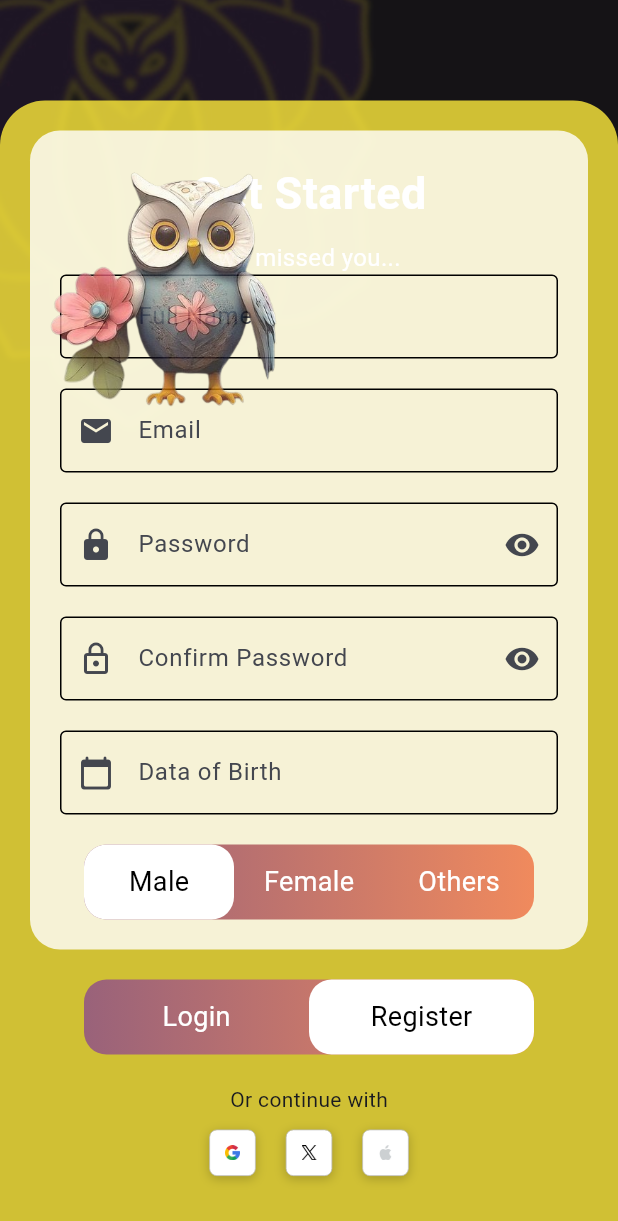
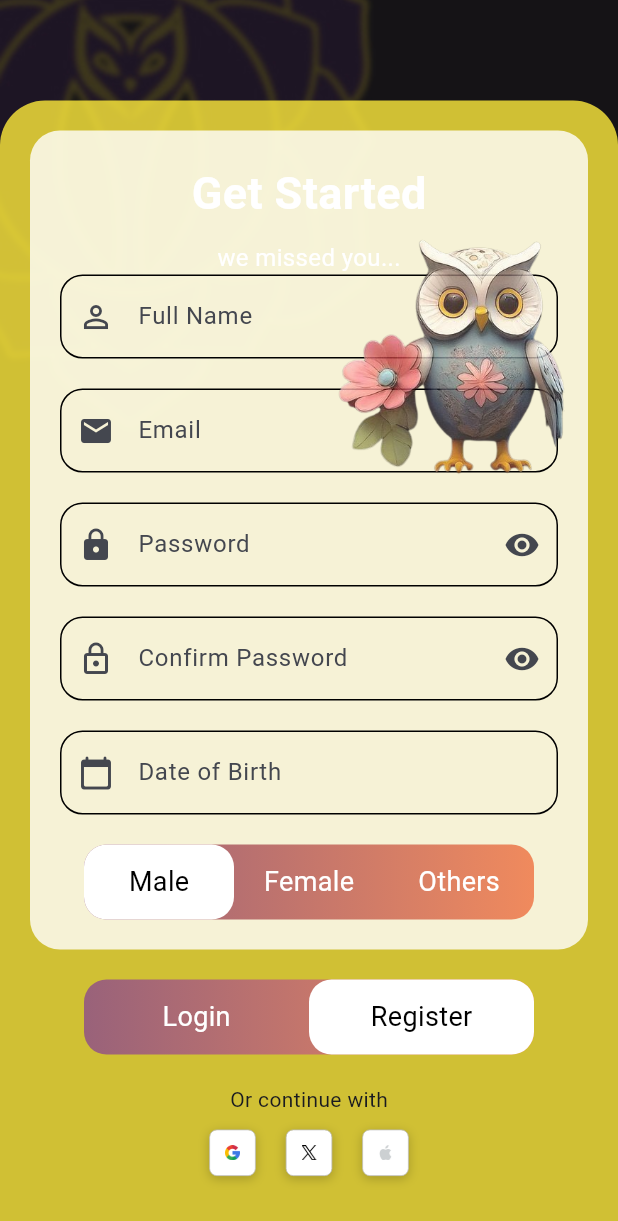
Before and after one commit to veerhegde/PsyGPT, a Flutter app: the AuthScreen screen opened by its route, after a tap on "Register", on a phone screen of 412 x 824 dp. Shown: the top 1221 px of the screen. Run offline on Flutter 3.47's test engine with Material 3 defaults, Android fonts, the phone set to English and light mode, and no system bars; our stand-ins replace flutter_secure_storage, flutter_svg, google_fonts, lottie, material_symbols_icons; missing offline and left inert: dotlottie_loader; accounts and stored records are empty.

Commit message:
[veer|ag] grammer issue

```diff
--- a/psy_fe/mindq_ui/lib/screens/userauth.dart
+++ b/psy_fe/mindq_ui/lib/screens/userauth.dart
@@ -93,8 +93,8 @@ class _LoginRegistrationScreenState extends State<AuthScreen> {
             ),
           ),
           Positioned(
-            top: 102,
-            left: 20,
+            top: 147,
+            right: 0,
             child: Container(
               width: 200,
               height: 200,
@@ -124,33 +124,34 @@ class _LoginRegistrationScreenState extends State<AuthScreen> {
                 Text(
                   'Welcome Back!',
                   style: TextStyle(
-                    fontSize: 30,
+                    fontSize: 44,
                     fontWeight: FontWeight.bold,
                     color: Colors.white,
                   ),
                 ),
-                SizedBox(height: 10),
+                SizedBox(height: 0),
                 Text(
                   'we missed you...',
                   style: TextStyle(
                     fontSize: 16,
-                    color: Colors.white,
+                    color: Colors.black45,
                   ),
                 ),
               ],
             ),
           ),
         ),
+        SizedBox(height: 60),
         TextField(
           decoration: InputDecoration(
             labelText: 'Username',
             prefixIcon: Icon(Icons.person),
             border: OutlineInputBorder(),
             focusedBorder: OutlineInputBorder(
-              borderSide: BorderSide(color: Colors.black, width: 2.0),
+              borderSide: BorderSide(color: Colors.black, width: 2.0),borderRadius: BorderRadius.circular(15)
             ),
             enabledBorder: OutlineInputBorder(
-              borderSide: BorderSide(color: Colors.black, width: 1.0),
+              borderSide: BorderSide(color: Colors.black, width: 1.0),borderRadius: BorderRadius.circular(15)
             ),
           ),
         ),
@@ -162,10 +163,10 @@ class _LoginRegistrationScreenState extends State<AuthScreen> {
             suffixIcon: Icon(Icons.visibility),
             border: OutlineInputBorder(),
             focusedBorder: OutlineInputBorder(
-              borderSide: BorderSide(color: Colors.black, width: 2.0),
+              borderSide: BorderSide(color: Colors.black, width: 2.0),borderRadius: BorderRadius.circular(15)
             ),
             enabledBorder: OutlineInputBorder(
-              borderSide: BorderSide(color: Colors.black, width: 1.0),
+              borderSide: BorderSide(color: Colors.black, width: 1.0),borderRadius: BorderRadius.circular(15)
             ),
           ),
           obscureText: true,
@@ -218,13 +219,13 @@ class _LoginRegistrationScreenState extends State<AuthScreen> {
             labelText: 'Full Name',
             prefixIcon: Icon(Icons.person_outline),
             border: OutlineInputBorder(
-              borderRadius: BorderRadius.circular(10)
+              borderRadius: BorderRadius.circular(15)
             ),
             focusedBorder: OutlineInputBorder(
-              borderSide: BorderSide(color: Colors.black, width: 2.0),
+              borderSide: BorderSide(color: Colors.black, width: 2.0,),borderRadius: BorderRadius.circular(15)
             ),
             enabledBorder: OutlineInputBorder(
-              borderSide: BorderSide(color: Colors.black, width: 1.0),
+              borderSide: BorderSide(color: Colors.black, width: 1.0),borderRadius: BorderRadius.circular(15)
             ),
           ),
         ),
@@ -235,10 +236,10 @@ class _LoginRegistrationScreenState extends State<AuthScreen> {
             prefixIcon: Icon(Icons.email),
             border: OutlineInputBorder(),
             focusedBorder: OutlineInputBorder(
-              borderSide: BorderSide(color: Colors.black, width: 2.0),
+              borderSide: BorderSide(color: Colors.black, width: 2.0),borderRadius: BorderRadius.circular(15)
             ),
             enabledBorder: OutlineInputBorder(
-              borderSide: BorderSide(color: Colors.black, width: 1.0),
+              borderSide: BorderSide(color: Colors.black, width: 1.0),borderRadius: BorderRadius.circular(15)
             ),
           ),
         ),
@@ -250,10 +251,10 @@ class _LoginRegistrationScreenState extends State<AuthScreen> {
             suffixIcon: Icon(Icons.visibility),
             border: OutlineInputBorder(),
             focusedBorder: OutlineInputBorder(
-              borderSide: BorderSide(color: Colors.black, width: 2.0),
+              borderSide: BorderSide(color: Colors.black, width: 2.0),borderRadius: BorderRadius.circular(15)
             ),
             enabledBorder: OutlineInputBorder(
-              borderSide: BorderSide(color: Colors.black, width: 1.0),
+              borderSide: BorderSide(color: Colors.black, width: 1.0),borderRadius: BorderRadius.circular(15)
             ),
           ),
           obscureText: true,
@@ -266,10 +267,10 @@ class _LoginRegistrationScreenState extends State<AuthScreen> {
             suffixIcon: Icon(Icons.visibility),
             border: OutlineInputBorder(),
             focusedBorder: OutlineInputBorder(
-              borderSide: BorderSide(color: Colors.black, width: 2.0),
+              borderSide: BorderSide(color: Colors.black, width: 2.0),borderRadius: BorderRadius.circular(15)
             ),
             enabledBorder: OutlineInputBorder(
-              borderSide: BorderSide(color: Colors.black, width: 1.0),
+              borderSide: BorderSide(color: Colors.black, width: 1.0),borderRadius: BorderRadius.circular(15)
             ),
           ),
           obscureText: true,
@@ -277,14 +278,14 @@ class _LoginRegistrationScreenState extends State<AuthScreen> {
         SizedBox(height: 20),
         TextField(
           decoration: InputDecoration(
-            labelText: 'Data of Birth',
+            labelText: 'Date of Birth',
             prefixIcon: Icon(Icons.calendar_today_rounded),
             border: OutlineInputBorder(),
             focusedBorder: OutlineInputBorder(
-              borderSide: BorderSide(color: Colors.black, width: 2.0),
+              borderSide: BorderSide(color: Colors.black, width: 2.0),borderRadius: BorderRadius.circular(15)
             ),
             enabledBorder: OutlineInputBorder(
-              borderSide: BorderSide(color: Colors.black, width: 1.0),
+              borderSide: BorderSide(color: Colors.black, width: 1.0),borderRadius: BorderRadius.circular(15)
             ),
           ),
         ),
```
Also changed, not shown: psy_fe/mindq_ui/pubspec.lock.
